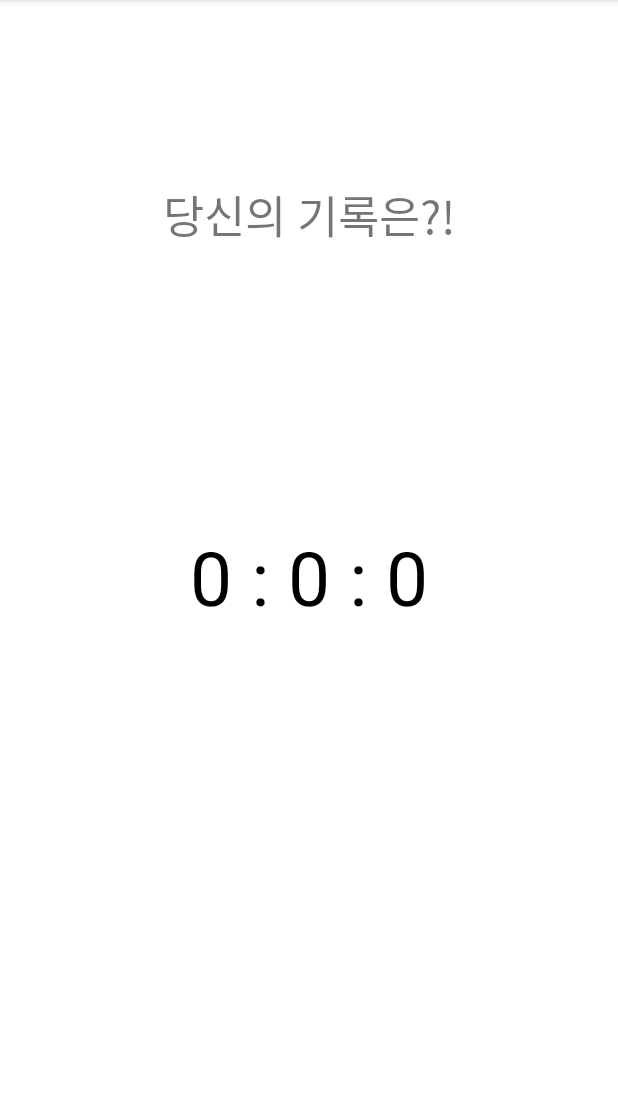
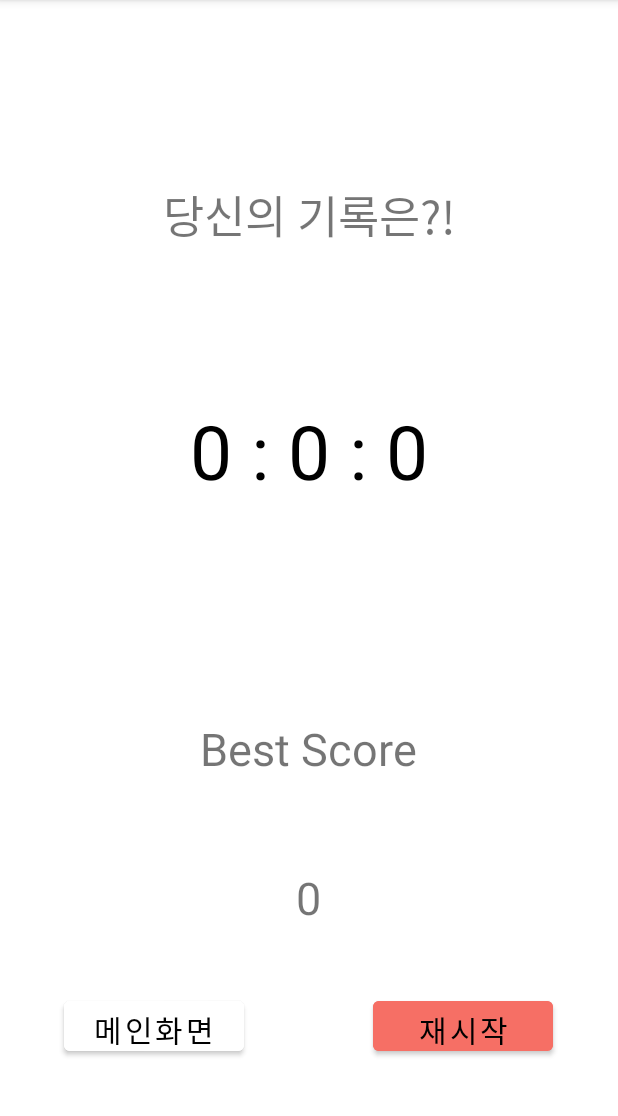
Before and after one commit to podokiller/Java_project, an Android app: the EndActivity screen opened directly, with no data from a screen before it, on a phone screen of 412 x 824 dp, the part 84-1200 px from its top. Run offline under Robolectric (Android 15) with nearby library versions, the phone set to English and light mode, and no system bars.

Commit message:
최고점수 표시 구현

```diff
--- a/app/src/main/java/com/example/myfirstapp/EndActivity.kt
+++ b/app/src/main/java/com/example/myfirstapp/EndActivity.kt
@@ -13,14 +13,13 @@ class EndActivity : AppCompatActivity() {
         super.onCreate(savedInstanceState)
         setContentView(R.layout.activity_end)
 
-
         var timeScore = 0   // game 액티비티에서 time 받아올 변수.
 
         // game 액티비티에서 time 받아옴.
         val intent = getIntent()
         timeScore = intent.getIntExtra("TIME", 0)
 
-        // 텍스트 뷰 변수 선언. id 할당.
+        // 점수 텍스트 뷰 변수 선언. id 할당.
         lateinit var txtTime: TextView
         txtTime=findViewById(R.id.score_view)
 
@@ -31,6 +30,74 @@ class EndActivity : AppCompatActivity() {
         // 텍스트 뷰에 시간 표시
         txtTime?.text = "${min} : ${sec} : ${milli}"
 
+        val pref=this.getPreferences(0)
+        // 키에 해당되는 밸류를 가져우는 데 저장된 값이 없으면 0을 가져온다.
+        // 시간은 짧으면 점수가 높은것이기 때문에 초기값 1000 초로 설정.
+        val height=pref.getInt("KEY_HEIGHT", 0)
+        val lastHighScore=pref.getInt("KEY_WEIGHT", 1000000)
+
+        // 현재 클리어 시간이 저번 클리어 시간 최단 기록보다 짧으면
+        if(lastHighScore > timeScore) {
+            // 점수 저장.
+            saveData(timeScore, timeScore)
+        }
+
+        // 최단 기록 보여줌.
+        loadData()
+
+        // 메인 화면 가게 하는 버튼.
+        lateinit var goMainButton: Button
+
+        val goMainIntent = Intent(this, MainActivity::class.java)
+        goMainButton=findViewById(R.id.go_main)
+        goMainButton.setOnClickListener {
+            startActivity(goMainIntent)
+            finish()
+        }
+
+        // 재도전 버튼.
+        lateinit var reTryButton: Button
+
+        val reTryIntent = Intent(this, FindSameCard::class.java)
+        reTryButton=findViewById(R.id.retry_btn)
+        reTryButton.setOnClickListener {
+            startActivity(reTryIntent)
+            finish()
+        }
 
     }
+
+    // 데이터 파일에 데이터 저장하는 함수
+    private fun saveData (height : Int, weight : Int) {
+        val pref = this.getPreferences(0)
+        val editor=pref.edit()
+
+        // 키와 밸류 쌍으로 저장하고 apply 한다.
+        editor.putInt("KEY_HEIGHT", height)
+            .putInt("KEY_WEIGHT", weight)
+            .apply()
+    }
+
+    // 데이터 파일에서 데이터 불러오는 함수.
+    private fun loadData () {
+        // 최고점수 변수.
+        lateinit var highScore : TextView
+        highScore=findViewById(R.id.high_score)
+
+        val pref=this.getPreferences(0)
+        // 키에 해당되는 밸류를 가져우는 데 저장된 값이 없으면 0을 가져온다.
+        // 시간은 짧으면 점수가 높은것이기 때문에 초기값 1000 초로 설정.
+        val height=pref.getInt("KEY_HEIGHT", 0)
+        val weight=pref.getInt("KEY_WEIGHT", 1000000)
+
+        val min = weight / (100 * 60)
+        val sec = (weight % (100 * 60)) / 100
+        val milli = weight % 100
+
+        if (height != 0 && weight != 0) {
+            //highScore.setText(weight.toString())
+            highScore?.text = "${min} : ${sec} : ${milli}"
+        }
+    }
+
 }
--- a/app/src/main/java/com/example/myfirstapp/FindSameCard.kt
+++ b/app/src/main/java/com/example/myfirstapp/FindSameCard.kt
@@ -75,7 +75,7 @@ class FindSameCard : AppCompatActivity() {
         //
 
         // 카드 셔플해서 그때그때 위치 달라지게 함.
-        cardList= cardList.shuffled() as ArrayList<Int>
+        // cardList= cardList.shuffled() as ArrayList<Int>
 
         // 변수 초기값 설정.
         cardID1=findViewById(R.id.imageButton1)
--- a/app/src/main/java/com/example/myfirstapp/GameOverActivity.kt
+++ b/app/src/main/java/com/example/myfirstapp/GameOverActivity.kt
@@ -20,6 +20,7 @@ class GameOverActivity : AppCompatActivity() {
             finish()
         }
 
+        // 재도전 버튼.
         lateinit var reTryButton: Button
 
         val reTryIntent = Intent(this, FindSameCard::class.java)
--- a/app/src/main/res/layout/activity_end.xml
+++ b/app/src/main/res/layout/activity_end.xml
@@ -10,15 +10,16 @@
         android:id="@+id/score_view"
         android:layout_width="325dp"
         android:layout_height="210dp"
+        android:gravity="center"
         android:text=""
+        android:textAlignment="center"
+        android:textColor="#000000"
         android:textSize="50dp"
-        android:textColor="#000000"
-        android:textAlignment="center"
-        android:gravity="center"
         app:layout_constraintBottom_toBottomOf="parent"
         app:layout_constraintEnd_toEndOf="parent"
         app:layout_constraintStart_toStartOf="parent"
-        app:layout_constraintTop_toTopOf="parent" />
+        app:layout_constraintTop_toTopOf="parent"
+        app:layout_constraintVertical_bias="0.35" />
 
     <TextView
         android:id="@+id/score_title"
@@ -33,4 +34,64 @@
         app:layout_constraintStart_toStartOf="parent"
         app:layout_constraintTop_toTopOf="parent"
         app:layout_constraintVertical_bias="0.150" />
+
+    <TextView
+        android:id="@+id/high_score"
+        android:layout_width="270dp"
+        android:layout_height="80dp"
+        android:text="0"
+        android:textSize="30dp"
+        android:textAlignment="center"
+        android:gravity="center"
+        app:layout_constraintBottom_toBottomOf="parent"
+        app:layout_constraintEnd_toEndOf="parent"
+        app:layout_constraintHorizontal_bias="0.496"
+        app:layout_constraintStart_toStartOf="parent"
+        app:layout_constraintTop_toTopOf="parent"
+        app:layout_constraintVertical_bias="0.812" />
+
+    <Button
+        android:id="@+id/go_main"
+        android:layout_width="120dp"
+        android:layout_height="45dp"
+        android:backgroundTint="#ffffff"
+        android:text="메인화면"
+        android:textColor="#000000"
+        android:textSize="20dp"
+        app:layout_constraintBottom_toBottomOf="parent"
+        app:layout_constraintEnd_toEndOf="parent"
+        app:layout_constraintHorizontal_bias="0.147"
+        app:layout_constraintStart_toStartOf="parent"
+        app:layout_constraintTop_toTopOf="parent"
+        app:layout_constraintVertical_bias="0.915" />
+
+    <Button
+        android:id="@+id/retry_btn"
+        android:layout_width="120dp"
+        android:layout_height="45dp"
+        android:backgroundTint="#F66F65"
+        android:text="재시작"
+        android:textColor="#000000"
+        android:textSize="20dp"
+        app:layout_constraintBottom_toBottomOf="parent"
+        app:layout_constraintEnd_toEndOf="parent"
+        app:layout_constraintHorizontal_bias="0.852"
+        app:layout_constraintStart_toStartOf="parent"
+        app:layout_constraintTop_toTopOf="parent"
+        app:layout_constraintVertical_bias="0.915" />
+
+    <TextView
+        android:id="@+id/best_title"
+        android:layout_width="245dp"
+        android:layout_height="55dp"
+        android:text="Best Score"
+        android:textSize="30dp"
+        android:textAlignment="center"
+        android:gravity="center"
+        app:layout_constraintBottom_toBottomOf="parent"
+        app:layout_constraintEnd_toEndOf="parent"
+        app:layout_constraintHorizontal_bias="0.496"
+        app:layout_constraintStart_toStartOf="parent"
+        app:layout_constraintTop_toTopOf="parent"
+        app:layout_constraintVertical_bias="0.661" />
 </androidx.constraintlayout.widget.ConstraintLayout>
```
